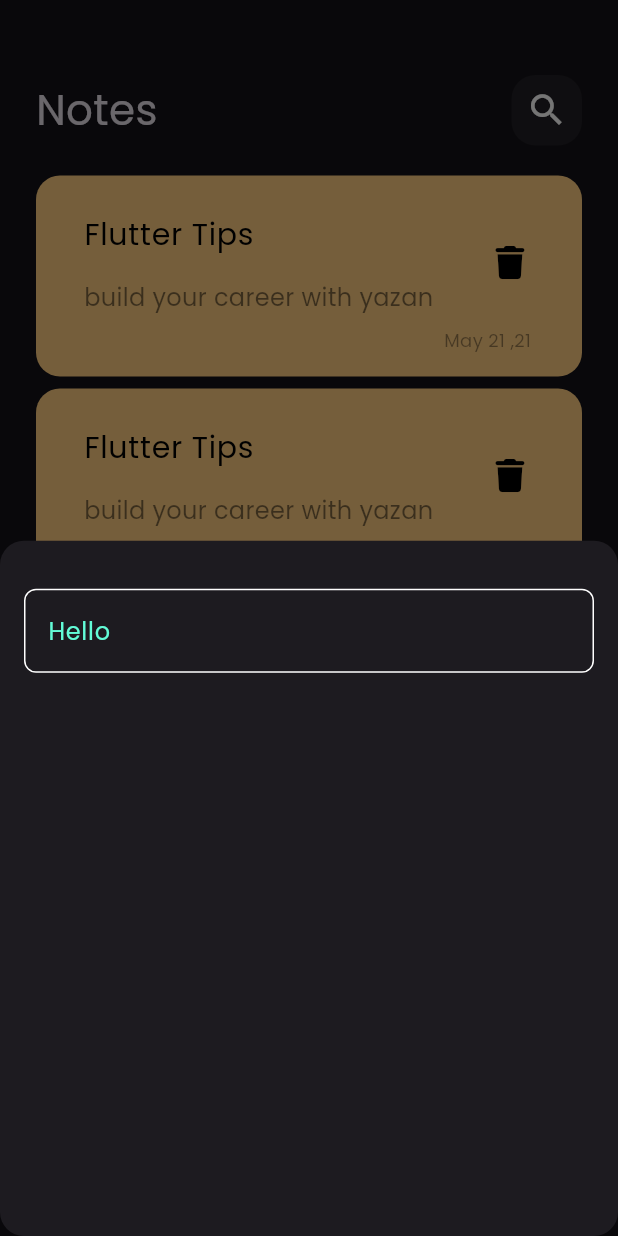
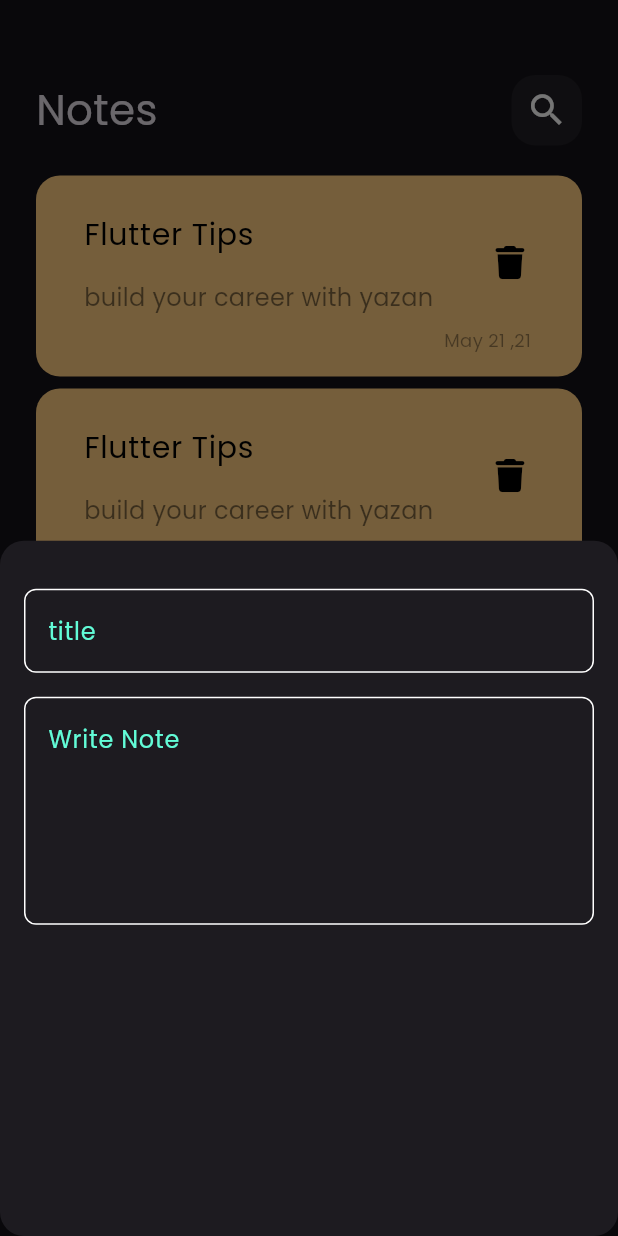
Before and after one commit to YazanAljundy/note_app, a Flutter app: the screen it shows after launch, after a tap on the "add" icon, on a phone screen of 412 x 824 dp. Run offline on Flutter 3.47's test engine with Material 3 defaults, Android fonts, the phone set to English and light mode, and no system bars; our stand-ins replace font_awesome_flutter.

Commit message:
add fields to notes bottom sheet

```diff
--- a/lib/views/widgets/add_note_bottom_sheet.dart
+++ b/lib/views/widgets/add_note_bottom_sheet.dart
@@ -8,7 +8,14 @@ class AddNoteBottomSeet extends StatelessWidget {
   Widget build(BuildContext context) {
     return Padding(
       padding: const EdgeInsets.symmetric(horizontal: 16),
-      child: Column(children: [SizedBox(height: 32), CustomTextField()]),
+      child: Column(
+        children: [
+          SizedBox(height: 32),
+          CustomTextField(hintText: 'title'),
+          SizedBox(height: 16),
+          CustomTextField(hintText: 'Write Note', maxLine: 5),
+        ],
+      ),
     );
   }
 }
--- a/lib/views/widgets/custom_text_field.dart
+++ b/lib/views/widgets/custom_text_field.dart
@@ -2,14 +2,16 @@ import 'package:flutter/material.dart';
 import 'package:tone_app/constants.dart';
 
 class CustomTextField extends StatelessWidget {
-  const CustomTextField({super.key});
-
+  const CustomTextField({super.key, required this.hintText, this.maxLine = 1});
+  final String hintText;
+  final int maxLine;
   @override
   Widget build(BuildContext context) {
     return TextField(
+      maxLines: maxLine,
       cursorColor: kprimaryColor,
       decoration: InputDecoration(
-        hintText: 'Hello',
+        hintText: hintText,
         hintStyle: TextStyle(color: kprimaryColor),
         border: buildBorder(),
         enabledBorder: buildBorder(),
```
